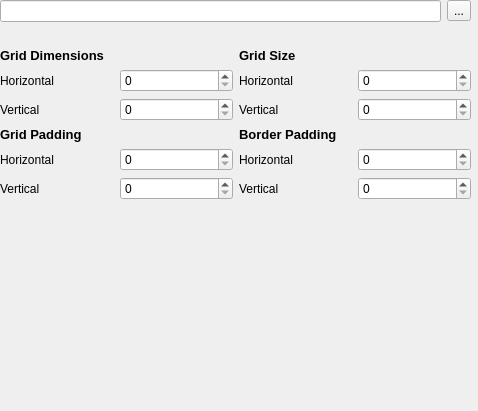
Old version of the form freecad/trails/resources/ui/sprite_splitter_task_panel.ui in the repository joelgraff/freecad.trails.
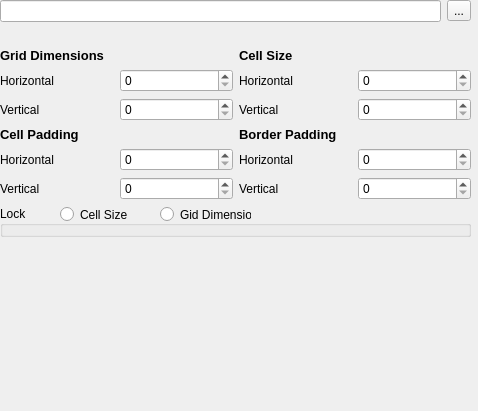
New version of the form.

```diff
--- a/freecad/trails/resources/ui/sprite_splitter_task_panel.ui
+++ b/freecad/trails/resources/ui/sprite_splitter_task_panel.ui
@@ -30,7 +30,7 @@
    </property>
    <layout class="QGridLayout" name="gridLayout" rowstretch="0,0,0,1,1" columnstretch="0" rowminimumheight="0,0,0,0,0">
     <item row="1" column="0">
-     <layout class="QVBoxLayout" name="verticalLayout" stretch="0,0,1,0">
+     <layout class="QVBoxLayout" name="verticalLayout" stretch="0,0,1,0,0">
       <item>
        <layout class="QHBoxLayout" name="horizontalLayout">
         <item>
@@ -95,7 +95,7 @@
            </font>
           </property>
           <property name="text">
-           <string>Grid Size</string>
+           <string>Cell Size</string>
           </property>
          </widget>
         </item>
@@ -177,7 +177,7 @@
            </font>
           </property>
           <property name="text">
-           <string>Grid Padding</string>
+           <string>Cell Padding</string>
           </property>
          </widget>
         </item>
@@ -261,6 +261,39 @@
         </item>
        </layout>
       </item>
+      <item>
+       <widget class="QGroupBox" name="groupBox">
+        <property name="title">
+         <string>Lock</string>
+        </property>
+        <widget class="QRadioButton" name="radio_cell_size">
+         <property name="geometry">
+          <rect>
+           <x>60</x>
+           <y>0</y>
+           <width>82</width>
+           <height>17</height>
+          </rect>
+         </property>
+         <property name="text">
+          <string>Cell Size</string>
+         </property>
+        </widget>
+        <widget class="QRadioButton" name="radio_grid_dimension">
+         <property name="geometry">
+          <rect>
+           <x>160</x>
+           <y>0</y>
+           <width>91</width>
+           <height>17</height>
+          </rect>
+         </property>
+         <property name="text">
+          <string>Gid Dimension</string>
+         </property>
+        </widget>
+       </widget>
+      </item>
      </layout>
     </item>
     <item row="4" column="0">
```
Left out of the diff: 2 changed lines with no effect on the pictures.
